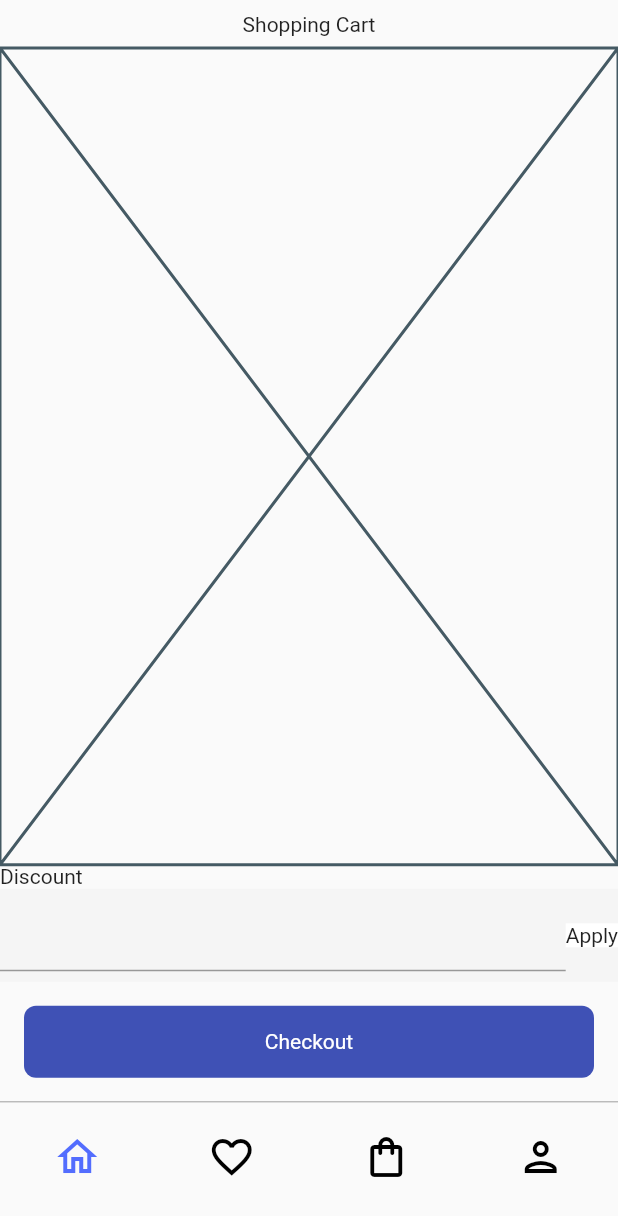
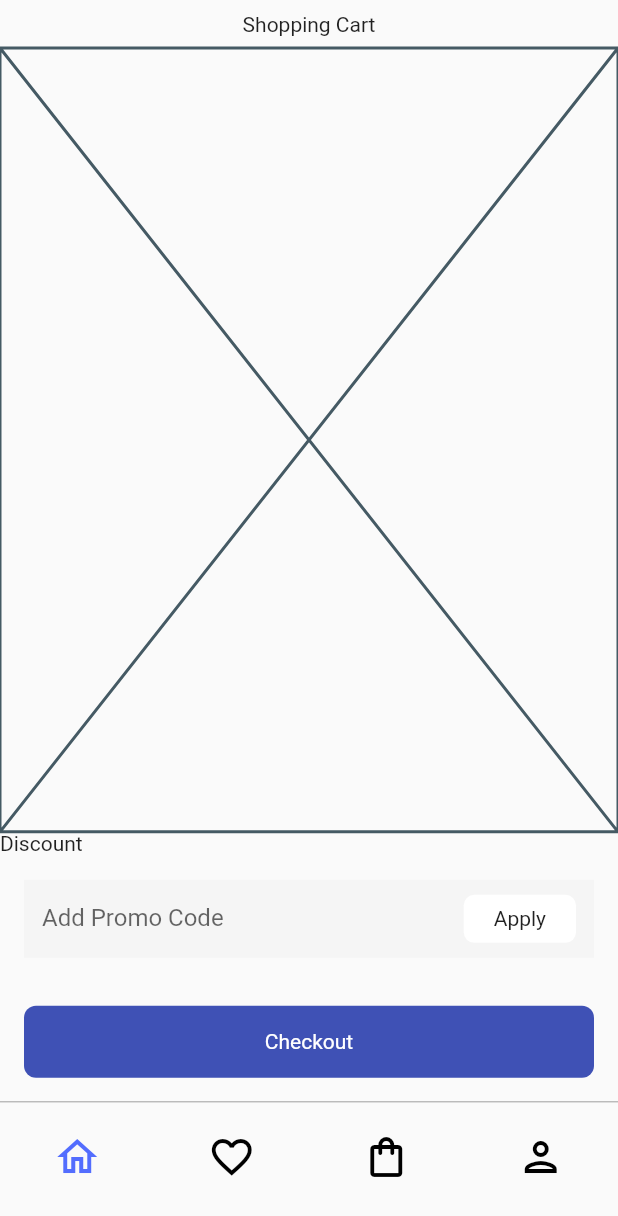
Before and after one commit to JAICHANGPARK/flutter_notebook_17th_story, a Flutter app: the screen it shows after launch, on a phone screen of 412 x 824 dp. Shown: the top 1216 px of the screen. Run offline on Flutter 3.47's test engine with Material 2 defaults, Android fonts, the phone set to English and light mode, and no system bars; our stand-ins replace badges, cached_network_image, fl_chart, flutter_riverpod, freezed_annotation, ionicons and 1 more.

Commit message:
Update furniture_main_page.dart

```diff
--- a/lib/ep1036_furniture_app/src/ui/furniture_main_page.dart
+++ b/lib/ep1036_furniture_app/src/ui/furniture_main_page.dart
@@ -9,6 +9,7 @@ class FurnitureMainPage extends ConsumerWidget {
   Widget build(context, ref) {
     final menuIndex = ref.watch(furnitureMenuProvider);
     return Scaffold(
+
       body: SafeArea(
         child: Column(
           children: [
@@ -22,23 +23,37 @@ class FurnitureMainPage extends ConsumerWidget {
                   ),
                   const Expanded(child: Placeholder()),
                   const Text("Discount"),
-                  Container(
-                    height: 62,
+                  Padding(
+                    padding: const EdgeInsets.all(16.0),
+                    child: Container(
+                      height: 52,
                       decoration: BoxDecoration(
                         color: Colors.grey[100],
                       ),
+                      padding: const EdgeInsets.symmetric(horizontal: 12, vertical: 8),
                       child: Row(
                         children: [
-                        Expanded(
-                          child: TextField(),
+                          const Expanded(
+                            child: TextField(
+                              decoration: InputDecoration(
+                                border: InputBorder.none,
+                                hintText: "Add Promo Code",
+                              ),
+                            ),
+                          ),
+                          const SizedBox(
+                            width: 8,
                           ),
                           Container(
                             decoration: BoxDecoration(
                               color: Colors.white,
+                              borderRadius: BorderRadius.circular(7),
                             ),
-                          child: Text("Apply"),
+                            padding: const EdgeInsets.symmetric(horizontal: 20, vertical: 8),
+                            child: const Text("Apply"),
                           )
                         ],
+                      ),
                     ),
                   ),
                   Padding(
```
Lines whose indentation alone changed are shown as unchanged.
